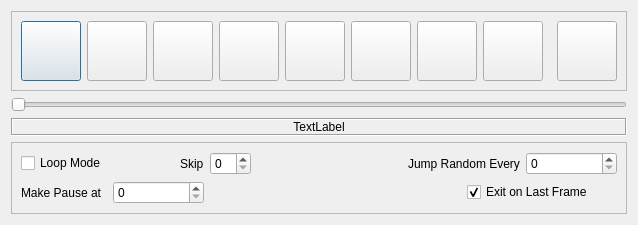
First picture: the form in modules/sequencer/gui/seqControlDlg.ui, repository eSlider/qcv, before the edit.
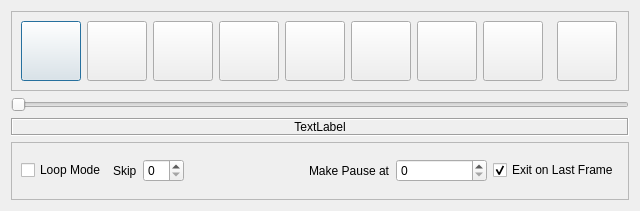
Second picture: the form after the edit. Icons and pictures are not drawn.

Commit message:
Bug in control dialog corrected
branch : notanumber.devel

What changed in the file:
```diff
--- a/modules/sequencer/gui/seqControlDlg.ui
+++ b/modules/sequencer/gui/seqControlDlg.ui
@@ -6,8 +6,8 @@
    <rect>
     <x>0</x>
     <y>0</y>
-    <width>606</width>
-    <height>214</height>
+    <width>640</width>
+    <height>211</height>
    </rect>
   </property>
   <property name="windowTitle">
@@ -17,8 +17,8 @@
    <iconset resource="../res/symbols.qrc">
     <normaloff>:/symbols/player_volume.png</normaloff>:/symbols/player_volume.png</iconset>
   </property>
-  <layout class="QVBoxLayout" name="verticalLayout">
-   <item>
+  <layout class="QGridLayout" name="gridLayout">
+   <item row="0" column="0">
     <widget class="QFrame" name="m_qfControlFrame_p">
      <property name="sizePolicy">
       <sizepolicy hsizetype="Expanding" vsizetype="Fixed">
@@ -367,14 +367,14 @@
      </layout>
     </widget>
    </item>
-   <item>
+   <item row="1" column="0">
     <widget class="QSlider" name="m_qsPosition_p">
      <property name="orientation">
       <enum>Qt::Horizontal</enum>
      </property>
     </widget>
    </item>
-   <item>
+   <item row="2" column="0">
     <widget class="QLabel" name="m_qlStatus_p">
      <property name="sizePolicy">
       <sizepolicy hsizetype="Preferred" vsizetype="Fixed">
@@ -399,7 +399,7 @@
      </property>
     </widget>
    </item>
-   <item>
+   <item row="3" column="0">
     <widget class="QFrame" name="frame">
      <property name="frameShape">
       <enum>QFrame::StyledPanel</enum>
@@ -407,7 +407,7 @@
      <property name="frameShadow">
       <enum>QFrame::Raised</enum>
      </property>
-     <layout class="QGridLayout" name="gridLayout">
+     <layout class="QGridLayout" name="gridLayout_2">
       <item row="0" column="0">
        <widget class="QCheckBox" name="m_cbLoopMode_p">
         <property name="text">
@@ -416,13 +416,13 @@
        </widget>
       </item>
       <item row="0" column="1">
-       <spacer name="horizontalSpacer_2">
+       <spacer name="horizontalSpacer_3">
         <property name="orientation">
          <enum>Qt::Horizontal</enum>
         </property>
         <property name="sizeHint" stdset="0">
          <size>
-          <width>71</width>
+          <width>70</width>
           <height>20</height>
          </size>
         </property>
@@ -439,58 +439,26 @@
        <widget class="QSpinBox" name="m_sbSkip_p"/>
       </item>
       <item row="0" column="4">
-       <spacer name="horizontalSpacer_3">
+       <spacer name="horizontalSpacer_4">
         <property name="orientation">
          <enum>Qt::Horizontal</enum>
         </property>
         <property name="sizeHint" stdset="0">
          <size>
-          <width>70</width>
+          <width>372</width>
           <height>20</height>
          </size>
         </property>
        </spacer>
       </item>
-      <item row="0" column="5" colspan="2">
-       <widget class="QLabel" name="label_2">
-        <property name="text">
-         <string>Jump Random Every</string>
-        </property>
-       </widget>
-      </item>
-      <item row="0" column="7">
-       <widget class="QSpinBox" name="m_sbRandomEvery_p">
-        <property name="sizePolicy">
-         <sizepolicy hsizetype="Fixed" vsizetype="Fixed">
-          <horstretch>0</horstretch>
-          <verstretch>0</verstretch>
-         </sizepolicy>
-        </property>
-        <property name="minimumSize">
-         <size>
-          <width>91</width>
-          <height>0</height>
-         </size>
-        </property>
-        <property name="maximumSize">
-         <size>
-          <width>91</width>
-          <height>16777215</height>
-         </size>
-        </property>
-        <property name="maximum">
-         <number>999999</number>
-        </property>
-       </widget>
-      </item>
-      <item row="1" column="0">
+      <item row="0" column="5">
        <widget class="QLabel" name="label_3">
         <property name="text">
          <string>Make Pause at</string>
         </property>
        </widget>
       </item>
-      <item row="1" column="1" colspan="2">
+      <item row="0" column="6">
        <widget class="QSpinBox" name="m_sbPauseAt_p">
         <property name="sizePolicy">
          <sizepolicy hsizetype="Fixed" vsizetype="Fixed">
@@ -515,20 +483,20 @@
         </property>
        </widget>
       </item>
-      <item row="1" column="3" colspan="3">
-       <spacer name="horizontalSpacer_4">
+      <item row="0" column="7">
+       <spacer name="horizontalSpacer_5">
         <property name="orientation">
          <enum>Qt::Horizontal</enum>
         </property>
         <property name="sizeHint" stdset="0">
          <size>
-          <width>372</width>
+          <width>17</width>
           <height>20</height>
          </size>
         </property>
        </spacer>
       </item>
-      <item row="1" column="6" colspan="2">
+      <item row="0" column="8">
        <widget class="QCheckBox" name="m_cbExit_p">
         <property name="text">
          <string>Exit on Last Frame</string>
```
Left out of the diff: 22 changed lines with no effect on the pictures. The commit also changes 2 other files.
